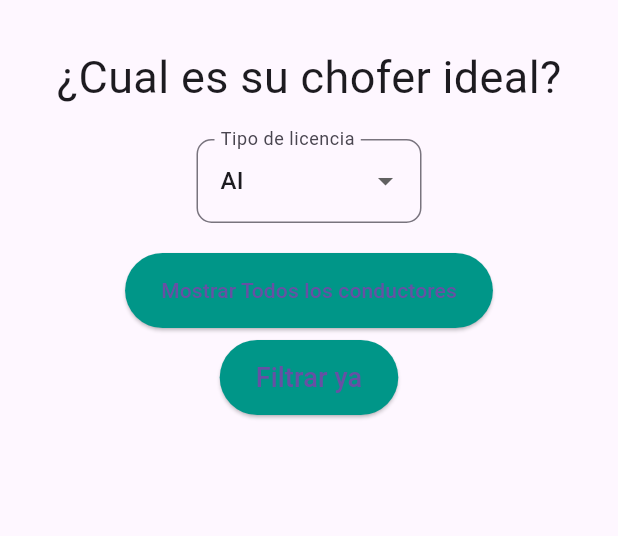
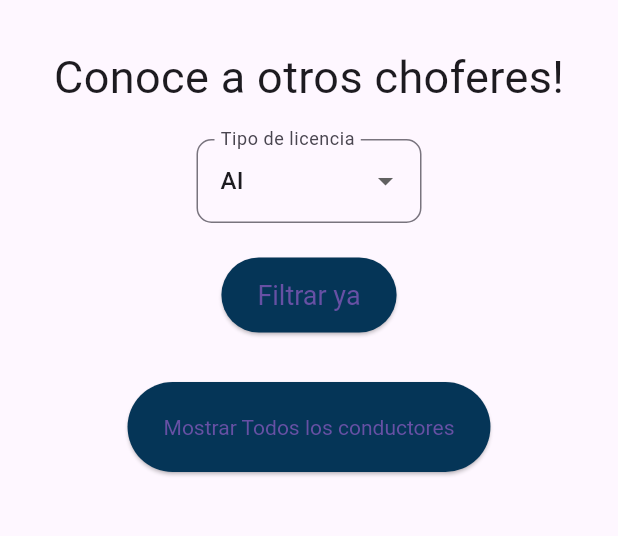
Before and after one commit to Innova-mind/ZenDriver.FlutterApp, a Flutter app: the SearchYourDriver screen opened directly, on a phone screen of 412 x 824 dp, the part 194-730 px from its top. Run offline on Flutter 3.47's test engine with Material 2 defaults, Android fonts, the phone set to English and light mode, and no system bars; our stand-ins replace animated_toggle_switch, shared_preferences; accounts and stored records are empty; statements that could not run were skipped.

Commit message:
style(search_your_driver): changed filter colors

```diff
--- a/lib/ui/pages/search_your_driver.dart
+++ b/lib/ui/pages/search_your_driver.dart
@@ -1,5 +1,9 @@
 import 'package:flutter/material.dart';
+import 'package:shared_preferences/shared_preferences.dart';
 import 'package:zendriver/ui/pages/filtered_drivers.dart';
+
+import '../../models/profiles.dart';
+import '../../services/profile_service.dart';
 
 class SearchYourDriver extends StatefulWidget {
   const SearchYourDriver({super.key});
@@ -10,8 +14,32 @@ class SearchYourDriver extends StatefulWidget {
 
 class _SearchYourDriverState extends State<SearchYourDriver> {
   final _licenseList = ["AI", "AIIA", "AIIB", "AIIIB", "AIIIA", "AIIIC"];
+  userProfile? profile;
+  String? selectedlicense = "AI";
+  Future<SharedPreferences>? _prefs;
+  userProfile? user;
+  ProfileService? profileService;
+  int? userId;
+  Color _color = const Color.fromRGBO(5, 53, 87, 1);
+  initialize()async {
+    final SharedPreferences prefs = await SharedPreferences.getInstance();
+    userId = prefs.getInt('userId');
+    user = await profileService?.getData(userId!);
+    setState(() {
+      user = user;
+    });
+  }
 
-  String? selectedlicense = "AI";
+
+  @override
+  void initState() {
+    _prefs = SharedPreferences.getInstance();
+    profileService = ProfileService();
+    initialize();
+    super.initState();
+
+
+  }
 
   @override
   Widget build(BuildContext context) {
@@ -23,21 +51,20 @@ class _SearchYourDriverState extends State<SearchYourDriver> {
           const SizedBox(
             height: 65,
           ),
-          const Column(
+          Column(
             children: [
-              Image(
+              const Image(
                   image: AssetImage('assets/logo.png'), width: 50, height: 50),
-              Text(
+              const Text(
                 'ZenDriver',
                 style: TextStyle(fontSize: 10),
               ),
-              SizedBox(
+              const SizedBox(
                 height: 30,
               ),
               Center(
-                child: Text(
-                  '¿Cual es su chofer ideal?',
-                  style: TextStyle(fontSize: 30),
+                child: Text(user?.role == "recruiter" ?"¿Cúal es su chofer ideal?" : "Conoce a otros choferes!",
+                  style: const TextStyle(fontSize: 30),
                 ),
               ),
             ],
@@ -67,32 +94,18 @@ class _SearchYourDriverState extends State<SearchYourDriver> {
                   });
                 }),
           ),
-          const SizedBox(
-            height: 20,
-          ),
-           ElevatedButton(
-            style: ElevatedButton.styleFrom(
-                    minimumSize: const Size(100, 50),
-                    backgroundColor: const Color.fromRGBO(0, 150, 136, 1),
-                  ),
-              onPressed: () {
-                Navigator.push(
-                    context,
-                    MaterialPageRoute(
-                        builder: (context) => FilteredDrivers(
-                            licenseType: selectedlicense!,
-                            operation: 1,
-                            title: "Conductores")));
-              },
-              child: const Text("Mostrar Todos los conductores")),
-
           ButtonBar(
             mainAxisSize: MainAxisSize.min,
             children: [
-              ElevatedButton(
+              Padding(
+                padding: const EdgeInsets.symmetric(horizontal: 50, vertical: 15),
+                child: ElevatedButton(
                     style: ElevatedButton.styleFrom(
                       minimumSize: const Size(100, 50),
-                    backgroundColor: const Color.fromRGBO(0, 150, 136, 1),
+                      backgroundColor: _color,
+                      textStyle: const TextStyle(
+                        fontSize: 14,
+                      )
                     ),
                     onPressed: () {
                       Navigator.push(
@@ -107,9 +120,34 @@ class _SearchYourDriverState extends State<SearchYourDriver> {
                     child: const Text(
                       'Filtrar ya',
                       style: TextStyle(fontSize: 18),
-                  )),
+                    )
+                    ),
+              ),
+
             ],
+          ),
+          Padding(
+             padding: const EdgeInsets.symmetric(horizontal: 50, vertical: 10),
+             child: ElevatedButton(
+
+              style: ElevatedButton.styleFrom(
+                      minimumSize: const Size(100, 60),
+                      backgroundColor: _color,
+                      textStyle: const TextStyle(
+                        fontSize: 14,
                       )
+                    ),
+                onPressed: () {
+                  Navigator.push(
+                      context,
+                      MaterialPageRoute(
+                          builder: (context) => FilteredDrivers(
+                              licenseType: selectedlicense!,
+                              operation: 1,
+                              title: "Conductores")));
+                },
+                child: const Text("Mostrar Todos los conductores")),
+           ),
         ],
       ),
     ));
```
Lines whose indentation alone changed are shown as unchanged.
